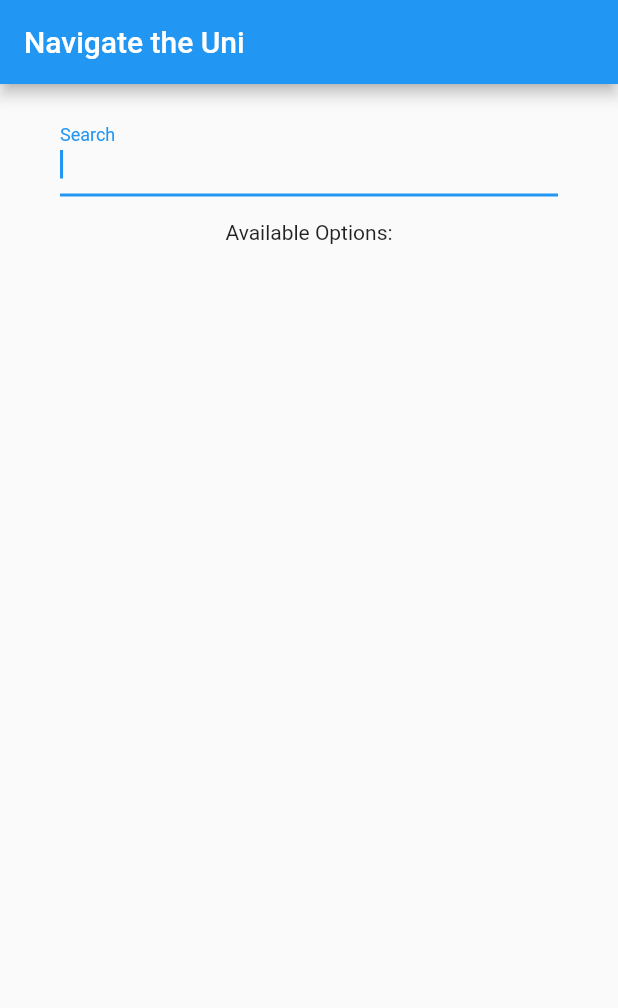
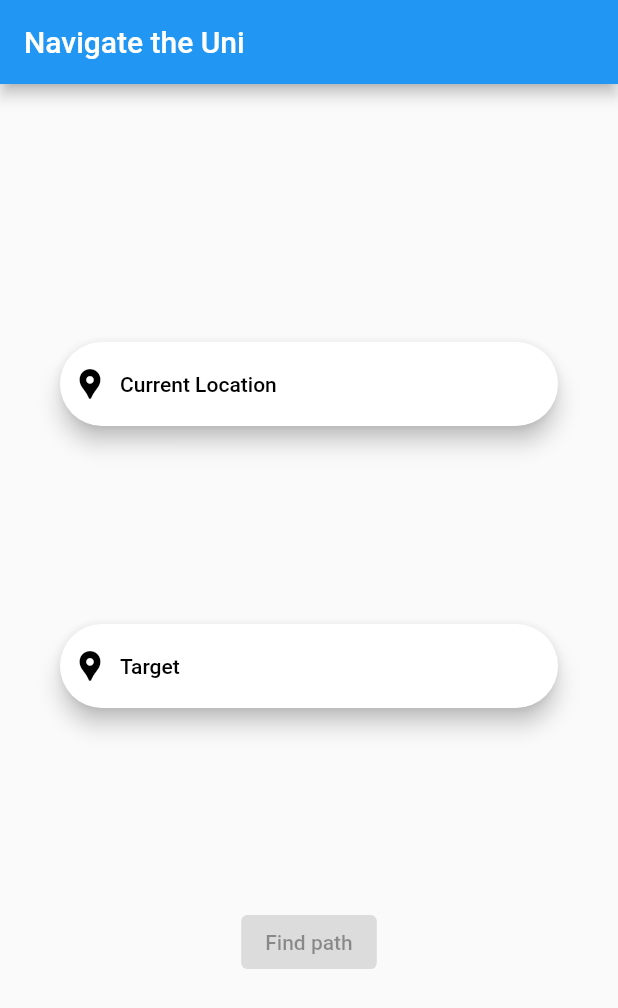
Before and after one commit to cod-eric/navigate-ukn, a Flutter app: the screen it shows after launch, on a phone screen of 412 x 824 dp. Shown: the top 1008 px of the screen. Run offline on Flutter 3.47's test engine with Material 2 defaults, Android fonts, the phone set to English and light mode, and no system bars; missing offline and left inert: dijkstra.

Commit message:
working reallly nice

```diff
--- a/lib/graph.dart
+++ b/lib/graph.dart
@@ -1,4 +1,3 @@
-enum NodeType { elevator, stairs, room, toilet, foodSpot, drinkSpot }
 import 'konstanz_csv.dart';
 
 enum NodeType { elevator, stairs, room, hallway, toilet, foodSpot, drinkSpot }
@@ -35,7 +34,6 @@ class Graph {
   List<Node> search(String input) {
     List<Node> ret = [];
     String processedName = input.toLowerCase().replaceAll(RegExp(r'\s'), "");
-    print(processedName);
 
     for (Node n in nodes) {
       if (n.processedName.contains(processedName) ||
@@ -93,7 +91,7 @@ class Node {
 
   @override
   String toString() {
-    return "" + name + ", " + processedNames.toString();
+    return "$name, $processedNames";
   }
 }
 
--- a/lib/main.dart
+++ b/lib/main.dart
@@ -1,20 +1,72 @@
 import 'package:flutter/material.dart';
 import 'package:navigate_ukn/roominputfield.dart';
 
-
-
+import 'graph.dart';
+import 'map.dart';
 
 void main() {
-  runApp(MaterialApp(
-      debugShowCheckedModeBanner: false,
-      home: MaterialApp(
-          home: Scaffold(
-        appBar: AppBar(
-          title: const Text('Navigate the Uni'),
-        ),
-        body: Padding(
-          padding: const EdgeInsets.symmetric(horizontal: 24),
-          child: MyForm(),
-        ),
-      ))));
+  runApp(const MaterialApp(
+    debugShowCheckedModeBanner: false,
+    home: Home(),
+  ));
 }
+
+class Home extends StatefulWidget {
+  const Home({super.key});
+
+  @override
+  State<Home> createState() => _HomeState();
+}
+
+class _HomeState extends State<Home> {
+  Node? from, to;
+
+  @override
+  Widget build(BuildContext context) {
+    return Scaffold(
+      appBar: AppBar(
+        title: const Text('Navigate the Uni'),
+      ),
+      body: Container(
+        padding: const EdgeInsets.all(40),
+        child:
+            Column(mainAxisAlignment: MainAxisAlignment.spaceEvenly, children: [
+          buildSearchBar(context, "Current Location", true),
+          buildSearchBar(context, "Target", false),
+          ElevatedButton(
+              onPressed: from == null || to == null || from == to
+                  ? null
+                  : () => Navigator.of(context).push(MaterialPageRoute(
+                      builder: (BuildContext context) => NavPage(from!, to!))),
+              child: const Text("Find path"))
+        ]),
+      ),
+    );
+  }
+
+  SearchBar buildSearchBar(BuildContext context, String hintText, bool isFrom) {
+    var node = isFrom ? from : to;
+    return SearchBar(
+      backgroundColor: node != null
+          ? from != to
+              ? const MaterialStatePropertyAll(Colors.green)
+              : const MaterialStatePropertyAll(Colors.red)
+          : SearchBarTheme.of(context).backgroundColor,
+      leading: const Icon(Icons.location_pin),
+      hintText: node == null ? hintText : node.name,
+      onTap: () async {
+        var node = await Navigator.of(context).push(MaterialPageRoute<Node?>(
+            builder: (BuildContext context) => RoomInputForm(hintText)));
+        if (node != null) {
+          setState(() {
+            if (isFrom) {
+              from = node;
+            } else {
+              to = node;
+            }
+          });
+        }
+      },
+    );
+  }
+}
--- a/lib/roominputfield.dart
+++ b/lib/roominputfield.dart
@@ -2,18 +2,19 @@ import 'package:flutter/material.dart';
 
 import 'graph.dart';
 
-class MyForm extends StatefulWidget {
+class RoomInputForm extends StatefulWidget {
+  final String placeholder;
+
+  const RoomInputForm(this.placeholder, {super.key});
+
   @override
   RoomInputField createState() => RoomInputField();
 }
-class RoomInputField extends State<MyForm> {
-  String _inputText = '';
-  List<String> _options = [];
 
-  void _updateOptions(String input) {
-    // Call your search function here and update the options based on the input
-    _options = search(input).map((e) => e.name).toList();
-  }
+class RoomInputField extends State<RoomInputForm> {
+  static const int maxItems = 5;
+  Node? selected;
+  List<Node> _options = [];
 
   List<Node> search(String input) {
     return uniKonstanz.search(input);
@@ -22,36 +23,33 @@ class RoomInputField extends State<MyForm> {
   @override
   Widget build(BuildContext context) {
     return Scaffold(
-      body: Padding(
-        padding: EdgeInsets.all(16.0),
-        child: Column(
+      body: Column(
         children: [
           TextFormField(
             autofocus: true,
             onChanged: (value) {
               setState(() {
-                  _inputText = value;
-                  _updateOptions(value);
+                _options = search(value);
               });
             },
             decoration: InputDecoration(
-                labelText: 'Search',
+              labelText: widget.placeholder,
             ),
           ),
-            SizedBox(height: 16.0),
-            Text('Available Options:'),
-            SizedBox(height: 8.0),
+          const Text('Available Options:'),
           ListView.builder(
             shrinkWrap: true,
             itemCount: _options.length,
             itemBuilder: (context, index) {
+              var node = _options[index];
               return ListTile(
-                  title: Text(_options[index]),
+                title: Text(node.name),
+                subtitle: Text(node.searchKeywords.join(", ")),
+                onTap: () => Navigator.of(context).pop(node),
               );
             },
-            ),
+          )
         ],
-        ),
       ),
     );
   }
```
Also changed, not shown: lib/ImageLoader.dart (+5 -8 lines), lib/map.dart (added, +14 -0 lines). Lines whose indentation alone changed are shown as unchanged.
